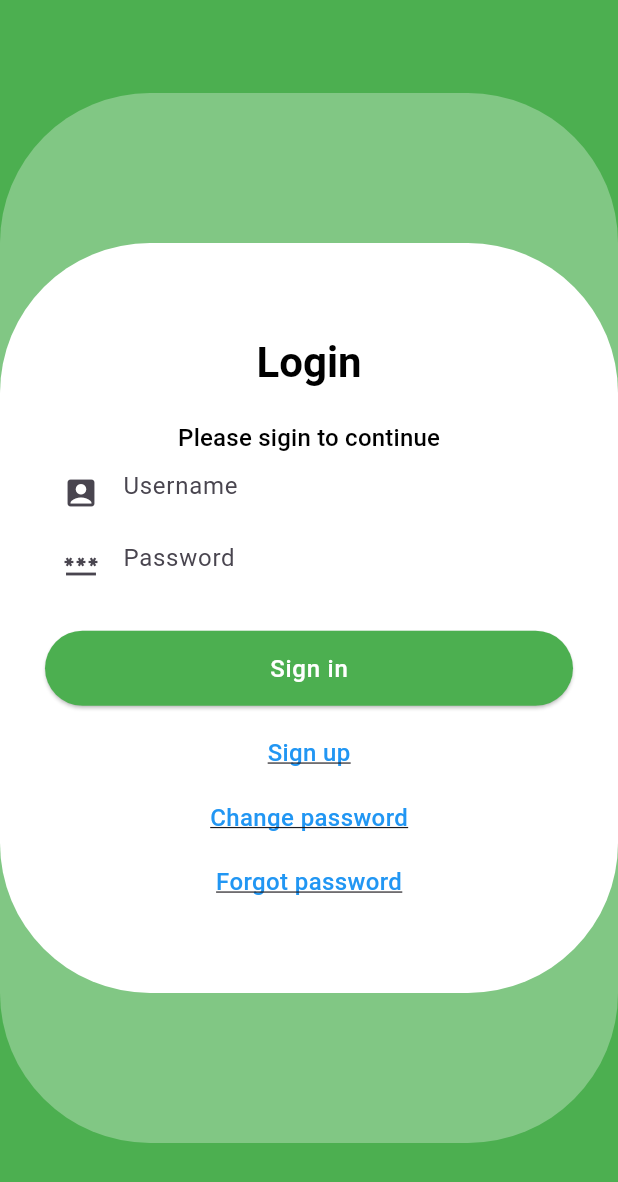
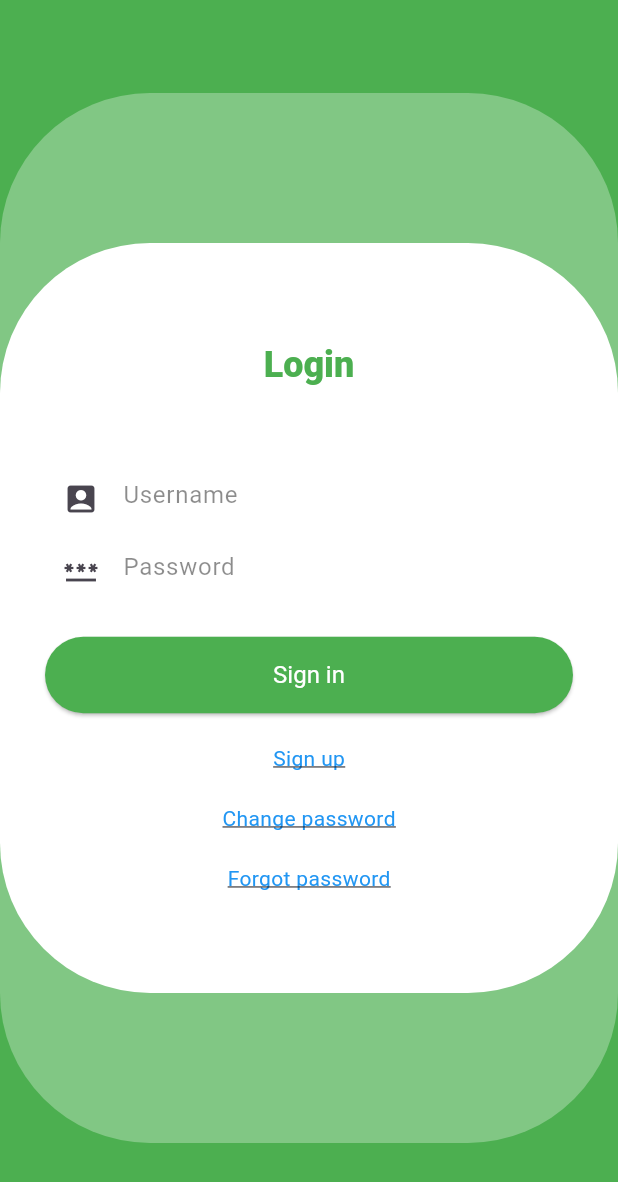
Before and after one commit to mobile-samples/flutter-location, a Flutter app: the screen it shows after launch, on a phone screen of 412 x 824 dp. Shown: the top 1182 px of the screen. Run offline on Flutter 3.47's test engine with Material 3 defaults, Android fonts, the phone set to English and light mode, and no system bars; our stand-ins replace flutter_map, flutter_rating_bar, flutter_secure_storage, flutter_widget_from_html, latlong2, webview_flutter; missing offline and left inert: avatars; accounts and stored records are empty; generated files the repository leaves out were written again.

Commit message:
Refactor code

```diff
--- a/lib/common/app_theme.dart
+++ b/lib/common/app_theme.dart
@@ -1,85 +1,121 @@
 import 'package:flutter/material.dart';
 
-ThemeData getAppTheme(BuildContext context, bool isDarkTheme) {
-  return ThemeData(
-    scaffoldBackgroundColor: isDarkTheme ? Colors.black : Colors.white,
-    appBarTheme: Theme.of(context).appBarTheme.copyWith(
+class AppTheme {
+  Color lightPrimaryColor = Colors.green;
+  Color dartPrimaryColor = Colors.green;
+  Color secondaryColor = Colors.white;
+
+  static ThemeData lightTheme = ThemeData(
+    primaryColor: ThemeData.light().scaffoldBackgroundColor,
+    appBarTheme: ThemeData.light().appBarTheme.copyWith(
       backgroundColor: Colors.green,
       titleTextStyle: const TextStyle(
         color: Colors.white,
         fontSize: 24,
-            fontWeight: FontWeight.w700,
+        fontWeight: FontWeight.w900,
       ),
     ),
-    textTheme: Theme.of(context).textTheme.copyWith(
-      titleLarge: TextStyle(
-        color: isDarkTheme ? Colors.white : Colors.black,
-        fontSize: 28,
-        fontWeight: FontWeight.w600,
+    cardTheme: ThemeData.light().cardTheme.copyWith(
+      clipBehavior: Clip.hardEdge,
+      margin: const EdgeInsets.all(10)
     ),
-      titleMedium: TextStyle(
-          color: isDarkTheme ? Colors.white : Colors.black,
+    checkboxTheme: ThemeData.light().checkboxTheme.copyWith(
+      checkColor: MaterialStateProperty.all(Colors.white),
+    ),
+    colorScheme: ThemeData.light().colorScheme.copyWith(
+      background: Colors.white,
+    ),
+    dialogTheme: ThemeData.light().dialogTheme.copyWith(
+      backgroundColor: Colors.green[200],
+    ),
+    dropdownMenuTheme: ThemeData.light().dropdownMenuTheme.copyWith(
+      textStyle: const TextStyle(color: Colors.black, fontSize: 16),
+    ),
+    elevatedButtonTheme: ElevatedButtonThemeData(
+      style: ElevatedButton.styleFrom(
+        backgroundColor: Colors.green,
+        foregroundColor: Colors.white,
+        textStyle: const TextStyle(
           fontSize: 16,
-          fontWeight: FontWeight.w500),
-      bodyMedium: TextStyle(
-        color: isDarkTheme ? Colors.white : Colors.black,
-        fontSize: 16,
-        fontWeight: FontWeight.w500,
         ),
-      headlineMedium: TextStyle(
-          color: isDarkTheme ? Colors.white : Colors.black,
-          fontSize: 20,
-          fontWeight: FontWeight.w600),
-      labelSmall: TextStyle(
-          color: isDarkTheme ? Colors.white : Colors.grey,
-          fontSize: 10,
-          fontWeight: FontWeight.w500),
-      labelMedium: TextStyle(
-          color: isDarkTheme ? Colors.black : Colors.white,
-          fontSize: 16,
-          fontWeight: FontWeight.w500),
-    ),
-    iconTheme: Theme.of(context).iconTheme.copyWith(color: Colors.green),
-    cardTheme: Theme.of(context).cardTheme.copyWith(
+        minimumSize: const Size(double.infinity, 40),
+        padding: const EdgeInsets.symmetric(vertical: 16, horizontal: 16),
         shape: RoundedRectangleBorder(
-            borderRadius: BorderRadius.circular(10),
-          ),
-          color: const Color.fromARGB(245, 252, 252, 252),
-        ),
-    colorScheme: Theme.of(context).colorScheme.copyWith(
-        background: isDarkTheme ? Colors.black : Colors.white,
-        primary: Colors.green,
-        secondary: Colors.grey,
-        tertiary: Colors.amber),
-    elevatedButtonTheme: ElevatedButtonThemeData(
-      style: ButtonStyle(
-        backgroundColor: MaterialStateProperty.all<Color>(Colors.green),
-        foregroundColor: MaterialStateProperty.all<Color>(Colors.white),
-        minimumSize: MaterialStateProperty.all(const Size(double.infinity, 50)),
-        padding: MaterialStateProperty.all(
-          const EdgeInsets.symmetric(vertical: 8, horizontal: 16),
+          borderRadius: BorderRadius.circular(30.0),
         ),
       ),
     ),
     outlinedButtonTheme: OutlinedButtonThemeData(
       style: OutlinedButton.styleFrom(
         backgroundColor: Colors.white,
-        minimumSize: const Size(100, 50),
-        padding: const EdgeInsets.symmetric(vertical: 8, horizontal: 16),
-        // textStyle: TextStyle(color: Colors.green),
-        side: const BorderSide(width: 1.0, color: Colors.green),
         foregroundColor: Colors.green,
+        textStyle: const TextStyle(
+          fontSize: 16,
+        ),
+        minimumSize: const Size(double.infinity, 40),
+        padding: const EdgeInsets.symmetric(vertical: 16, horizontal: 16),
+         shape: RoundedRectangleBorder(
+          borderRadius: BorderRadius.circular(30.0),
+        ),
+      )
+    ),
+    inputDecorationTheme: ThemeData.light().inputDecorationTheme.copyWith(
+      labelStyle: const TextStyle(
+        color: Colors.black,
+        fontSize: 16,
+      ),
+      hintStyle: const TextStyle(
+        fontSize: 16,
+        color: Colors.black45
+      ),
+      floatingLabelBehavior: FloatingLabelBehavior.always,
+      focusedBorder: const UnderlineInputBorder(borderSide: BorderSide(color: Colors.green)),
+      contentPadding: const EdgeInsets.symmetric(vertical: 10),
+      border: InputBorder.none,
+      fillColor: Colors.green,
+    ),
+    textButtonTheme: const TextButtonThemeData(
+      style: ButtonStyle(
+        textStyle: MaterialStatePropertyAll(TextStyle(
+          color: Colors.green,
+          fontSize: 16,
+        )),
       ),
     ),
-    dialogTheme: DialogTheme(
-      backgroundColor: Colors.green[200],
+    textTheme: ThemeData.light().textTheme.copyWith(
+      headlineLarge: TextStyle(
+        color: _appTheme.lightPrimaryColor,
+        fontSize: 36,
+        fontWeight: FontWeight.w900,
       ),
-    tabBarTheme: const TabBarTheme(
-      labelColor: Colors.green,
-      labelStyle: TextStyle(color: Colors.green),
-      indicator: UnderlineTabIndicator(
-        borderSide: BorderSide(color: Colors.green),
+      headlineMedium: const TextStyle(
+        color: Colors.black,
+        fontSize: 32,
+        fontWeight: FontWeight.w800,
+      ),
+      titleLarge: TextStyle(
+        color: _appTheme.lightPrimaryColor,
+        fontSize: 24,
+        fontWeight: FontWeight.w900,
+      ),
+      titleMedium: TextStyle(
+        color: _appTheme.secondaryColor,
+        fontSize: 20,
+        fontWeight: FontWeight.w800,
+      ),
+      titleSmall: const TextStyle(
+        color: Colors.black,
+        fontSize: 16,
+      ),
+      bodySmall: const TextStyle(
+        color: Colors.black,
+        fontSize: 14,
       ),
     ),
   );
+
+  static ThemeData darkTheme = ThemeData(
+  );
 }
+
+AppTheme _appTheme = AppTheme();
--- a/lib/common/client/client.dart
+++ b/lib/common/client/client.dart
@@ -61,7 +61,7 @@
         if (res.statusCode == 409) {
           throw Exception('Version Error');
         }
-        return this.createResult(jsonDecode(res.body));
+        return this.createResult(res.body);
       })
       .catchError((err) {
         throw err;
@@ -78,7 +78,7 @@
         if (res.statusCode == 409) {
           throw Exception('Version Error');
         }
-        return this.createResult(jsonDecode(res.body));
+        return this.createResult(res.body);
       })
       .catchError((err) {
         throw err;
@@ -95,7 +95,7 @@
         if (res.statusCode == 409) {
           throw Exception('Version Error');
         }
-        return this.createResult(jsonDecode(res.body));
+        return this.createResult(res.body);
       })
       .catchError((err) {
         throw err;
--- /dev/null
+++ b/lib/common/widgets/app_size.dart
@@ -0,0 +1,16 @@
+import 'package:flutter/material.dart';
+
+spaceHeight(double size) {
+  return SizedBox(height: size);
+}
+
+spaceHeightWithChild(double size, Widget? child) {
+  return SizedBox(
+    height: size,
+    child: child
+  );
+}
+
+spaceWidth(double size) {
+  return SizedBox(width: size);
+}
--- a/lib/features/auth/widgets/login.dart
+++ b/lib/features/auth/widgets/login.dart
@@ -1,4 +1,5 @@
 import 'package:flutter/material.dart';
+import 'package:flutter_user/common/widgets/app_size.dart';
 import 'package:flutter_user/common/widgets/circle_background.dart';
 import 'package:flutter_user/common/widgets/dialog.dart';
 import 'package:flutter_user/common/widgets/hyberlink.dart';
@@ -89,8 +90,6 @@
                         decoration: const InputDecoration(
                           prefixIcon: Icon(Icons.account_box),
                           hintText: "Username",
-                          border: InputBorder.none,
-                          fillColor: Colors.green,
                         ),
                       ),
                       TextField(
@@ -102,25 +101,22 @@
                         decoration: const InputDecoration(
                           prefixIcon: Icon(Icons.password),
                           hintText: "Password",
-                          border: InputBorder.none,
-                          fillColor: Colors.green,
                         ),
                       ),
-                      const SizedBox(width: 0, height: 20),
+                      spaceHeight(20),
                       ElevatedButton(
                         onPressed: () {
                           handleLogin();
                         },
-                        child: Text(
+                        child: const Text(
                           'Sign in',
-                          style: Theme.of(context).textTheme.labelMedium,
                         ),
                       ),
-                      const SizedBox(width: 0, height: 20),
+                      spaceHeight(20),
                       getHyberLink('Sign up', signupWidget),
-                      const SizedBox(width: 0, height: 20),
+                      spaceHeight(20),
                       getHyberLink('Change password', changePwWidget),
-                      const SizedBox(width: 0, height: 20),
+                      spaceHeight(20),
                       getHyberLink('Forgot password', forgotPwWidget),
                     ],
                   ),
@@ -130,7 +126,6 @@
           )
         ],
       ),
-      bottomNavigationBar: null,
     );
   }
 }
--- a/lib/features/job/widgets/job_list.dart
+++ b/lib/features/job/widgets/job_list.dart
@@ -54,7 +54,6 @@
     return CustomScrollView(
       controller: _scrollController,
       slivers: [
-        // Implement search form
         SliverList(
           delegate: SliverChildBuilderDelegate(
             (context, index) {
--- a/lib/main.dart
+++ b/lib/main.dart
@@ -18,7 +18,8 @@
       onGenerateTitle: (context) => AppLocalizations.of(context)!.title,
       localizationsDelegates: AppLocalizations.localizationsDelegates,
       supportedLocales: AppLocalizations.supportedLocales,
-      theme: getAppTheme(context, false),
+      theme: AppTheme.lightTheme,
+      darkTheme: AppTheme.darkTheme,
       debugShowCheckedModeBanner: false,
       home: const LandingWidget(),
     );
```
Also changed, not shown: lib/features/account/user_model.dart (+18 -1 lines), lib/features/account/user_service.dart (+21 -17 lines), lib/features/account/widgets/account_card.dart (+25 -15 lines), lib/features/account/widgets/account_list.dart (+50 -36 lines). Lines whose indentation alone changed are shown as unchanged.
